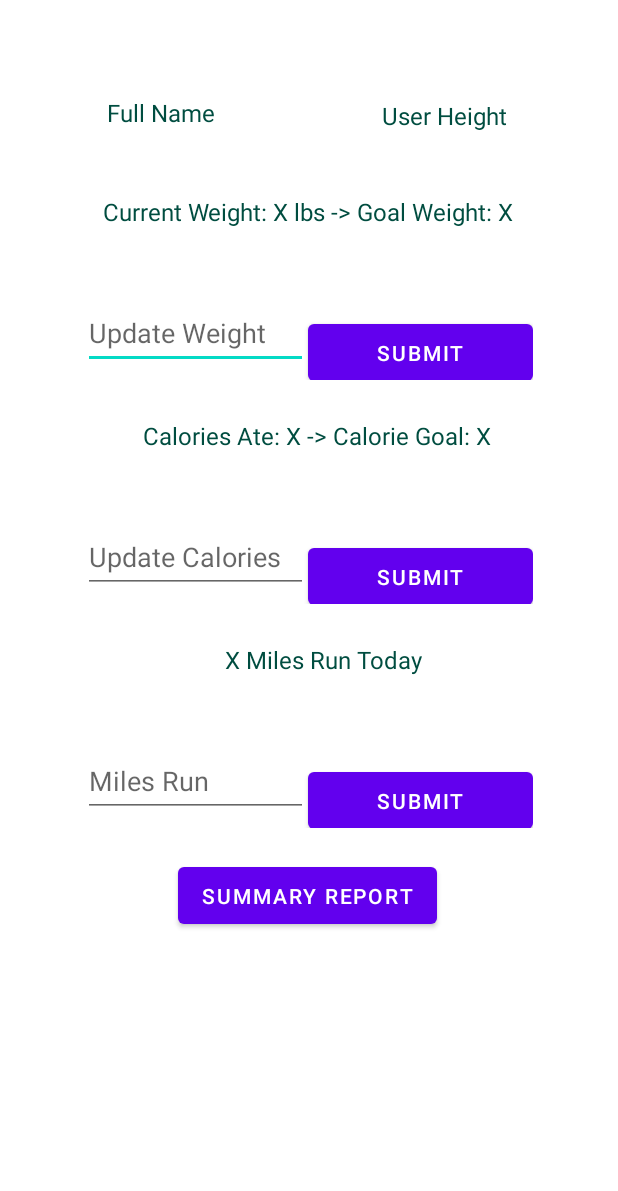
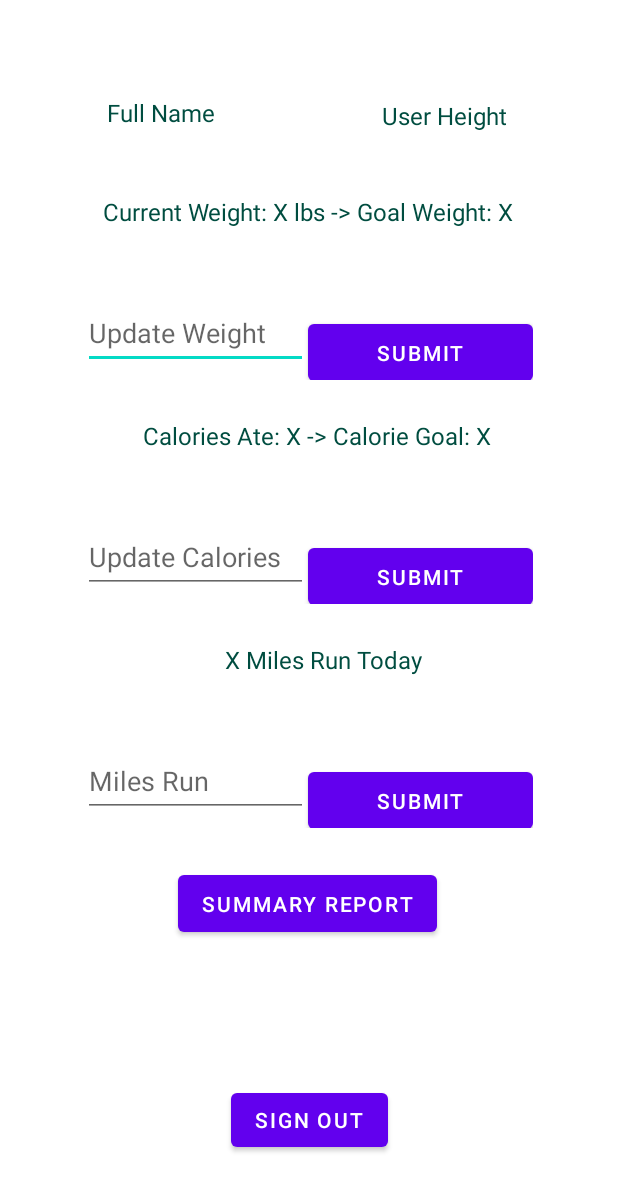
Before and after one commit to primaryindex/HealthHub, an Android app: the layout activity_home.xml on its own in the app's theme, with its tools: preview values and no code run, on a phone screen of 412 x 824 dp. Shown: the top 1191 px of the screen. Run offline under Robolectric (Android 15) with nearby library versions, the phone set to English and light mode, and no system bars.

Commit message:
waiting for comment from sheehy, did the sign out button.

```diff
--- a/app/src/main/java/com/example/healthhub_/MainActivity.kt
+++ b/app/src/main/java/com/example/healthhub_/MainActivity.kt
@@ -14,26 +14,22 @@ class MainActivity : AppCompatActivity() {
     private lateinit var auth: FirebaseAuth
     override fun onCreate(savedInstanceState: Bundle?) {
         super.onCreate(savedInstanceState)
-        //I do not know how this fixed the error I was having with security Dex or something
         val dexOutputDir: File = codeCacheDir
         dexOutputDir.setReadOnly()
         setContentView(R.layout.activity_main)
 
         auth = Firebase.auth
 
-        //use to put delay
         Handler(Looper.getMainLooper()).postDelayed({
 
             val user = auth.currentUser
             if(user != null){
                 val intent = Intent(this@MainActivity, HomeActivity::class.java)
                 startActivity(intent)
-
                 finish()
             }else {
                 val intent = Intent(this@MainActivity, SignUpActivity::class.java)
                 startActivity(intent)
-
                 finish()
             }
 
--- a/app/src/main/java/com/example/healthhub_/SignUpActivity.kt
+++ b/app/src/main/java/com/example/healthhub_/SignUpActivity.kt
@@ -6,7 +6,6 @@ import android.os.Bundle
 import android.util.Log
 import android.util.Patterns
 import android.widget.Toast
-import com.example.healthhub_.databinding.ActivityMainBinding
 import com.example.healthhub_.databinding.ActivitySignUpBinding
 import com.google.firebase.auth.FirebaseAuth
 import com.google.firebase.auth.ktx.auth
--- a/app/src/main/res/layout/activity_home.xml
+++ b/app/src/main/res/layout/activity_home.xml
@@ -175,7 +175,7 @@
         android:id="@+id/btnSummary"
         android:layout_width="wrap_content"
         android:layout_height="50dp"
-        android:layout_marginTop="20dp"
+        android:layout_marginTop="25dp"
         android:layout_weight="1"
         android:text="@string/btn_weekly_summary"
         app:layout_constraintEnd_toEndOf="parent"
@@ -183,5 +183,19 @@
         app:layout_constraintStart_toStartOf="parent"
         app:layout_constraintTop_toBottomOf="@+id/linearLayoutMiles"></Button>
 
+    <Button
+        android:id="@+id/btnSignOut"
+        android:layout_width="wrap_content"
+        android:layout_height="wrap_content"
+        android:layout_marginTop="25dp"
+        android:layout_marginBottom="16dp"
+        android:text="@string/btn_sign_out"
+        app:layout_constraintBottom_toBottomOf="parent"
+        app:layout_constraintEnd_toEndOf="parent"
+        app:layout_constraintHorizontal_bias="0.501"
+        app:layout_constraintStart_toStartOf="parent"
+        app:layout_constraintTop_toBottomOf="@+id/btnSummary"
+        app:layout_constraintVertical_bias="0.651" />
+
 
 </androidx.constraintlayout.widget.ConstraintLayout>
--- a/app/src/main/res/values/strings.xml
+++ b/app/src/main/res/values/strings.xml
@@ -12,6 +12,7 @@
     <string name="btn_weekly_goal">Weekly Goal</string>
     <string name="btn_weekly_summary">Summary Report</string>
     <string name="btn_home">Back Button</string>
+    <string name="btn_sign_out">Sign Out</string>
 
     <!-- Headlines -->
     <string name="headline_goals_name">GOALS</string>
```
Also changed, not shown: app/src/main/java/com/example/healthhub_/HomeActivity.kt (+18 -5 lines).
